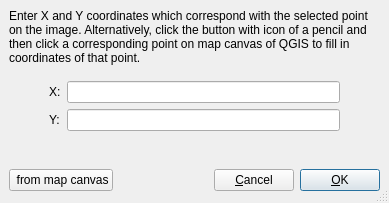
First picture: the form in qgis/src/plugins/georeferencer/mapcoordsdialogbase.ui, repository sourcepole/qgis, before the edit.
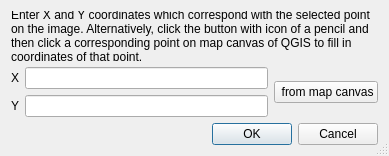
Second picture: the form after the edit. Icons and pictures are not drawn.

What changed in the file:
```diff
--- a/qgis/src/plugins/georeferencer/mapcoordsdialogbase.ui
+++ b/qgis/src/plugins/georeferencer/mapcoordsdialogbase.ui
@@ -1,12 +1,12 @@
 <ui version="4.0" >
  <class>MapCoordsDialogBase</class>
- <widget class="QDialog" name="MapCoordsDialogBase" >
-  <property name="geometry" >
+ <widget class="QDialog" name="MapCoordsDialogBase">
+  <property name="geometry">
    <rect>
     <x>0</x>
     <y>0</y>
     <width>389</width>
-    <height>203</height>
+    <height>156</height>
    </rect>
   </property>
   <property name="windowTitle" >
@@ -15,16 +15,10 @@
   <property name="sizeGripEnabled" >
    <bool>true</bool>
   </property>
-  <layout class="QVBoxLayout" >
-   <property name="margin" >
-    <number>9</number>
-   </property>
-   <property name="spacing" >
-    <number>6</number>
-   </property>
+  <layout class="QVBoxLayout" name="verticalLayout">
    <item>
-    <widget class="QLabel" name="label" >
-     <property name="text" >
+    <widget class="QLabel" name="label">
+     <property name="text">
       <string>Enter X and Y coordinates which correspond with the selected point on the image. Alternatively, click the button with icon of a pencil and then click a corresponding point on map canvas of QGIS to fill in coordinates of that point.</string>
      </property>
      <property name="wordWrap" >
@@ -33,107 +27,23 @@
     </widget>
    </item>
    <item>
-    <spacer>
-     <property name="orientation" >
-      <enum>Qt::Vertical</enum>
-     </property>
-     <property name="sizeType" >
-      <enum>QSizePolicy::Fixed</enum>
-     </property>
-     <property name="sizeHint" >
-      <size>
-       <width>20</width>
-       <height>10</height>
-      </size>
-     </property>
-    </spacer>
-   </item>
-   <item>
-    <layout class="QGridLayout" >
-     <property name="margin" >
-      <number>0</number>
-     </property>
-     <property name="spacing" >
-      <number>6</number>
-     </property>
-     <item row="0" column="1" >
-      <widget class="QLabel" name="textLabel1" >
-       <property name="text" >
-        <string>X:</string>
+    <layout class="QGridLayout" name="gridLayout">
+     <item row="0" column="0">
+      <widget class="QLabel" name="textLabel1">
+       <property name="text">
+        <string>X</string>
        </property>
-      </widget>
-     </item>
-     <item row="1" column="1" >
-      <widget class="QLabel" name="textLabel2" >
-       <property name="text" >
-        <string>Y:</string>
+       <property name="buddy">
+        <cstring>leXCoord</cstring>
        </property>
       </widget>
      </item>
-     <item row="0" column="2" >
-      <widget class="QLineEdit" name="leXCoord" />
+     <item row="0" column="1">
+      <widget class="QLineEdit" name="leXCoord"/>
      </item>
-     <item row="1" column="2" >
-      <widget class="QLineEdit" name="leYCoord" />
-     </item>
-     <item rowspan="2" row="0" column="3" >
-      <spacer>
-       <property name="orientation" >
-        <enum>Qt::Horizontal</enum>
-       </property>
-       <property name="sizeType" >
-        <enum>QSizePolicy::Minimum</enum>
-       </property>
-       <property name="sizeHint" >
-        <size>
-         <width>40</width>
-         <height>20</height>
-        </size>
-       </property>
-      </spacer>
-     </item>
-     <item rowspan="2" row="0" column="0" >
-      <spacer>
-       <property name="orientation" >
-        <enum>Qt::Horizontal</enum>
-       </property>
-       <property name="sizeType" >
-        <enum>QSizePolicy::Minimum</enum>
-       </property>
-       <property name="sizeHint" >
-        <size>
-         <width>40</width>
-         <height>20</height>
-        </size>
-       </property>
-      </spacer>
-     </item>
-    </layout>
-   </item>
-   <item>
-    <spacer>
-     <property name="orientation" >
-      <enum>Qt::Vertical</enum>
-     </property>
-     <property name="sizeHint" >
-      <size>
-       <width>20</width>
-       <height>21</height>
-      </size>
-     </property>
-    </spacer>
-   </item>
-   <item>
-    <layout class="QHBoxLayout" >
-     <property name="margin" >
-      <number>0</number>
-     </property>
-     <property name="spacing" >
-      <number>6</number>
-     </property>
-     <item>
-      <widget class="QPushButton" name="btnPointFromCanvas" >
-       <property name="text" >
+     <item row="0" column="2" rowspan="2">
+      <widget class="QPushButton" name="btnPointFromCanvas">
+       <property name="text">
         <string> from map canvas</string>
        </property>
        <property name="icon" >
@@ -150,56 +60,31 @@
        </property>
       </widget>
      </item>
-     <item>
-      <spacer>
-       <property name="orientation" >
-        <enum>Qt::Horizontal</enum>
-       </property>
-       <property name="sizeType" >
-        <enum>QSizePolicy::Expanding</enum>
-       </property>
-       <property name="sizeHint" >
-        <size>
-         <width>21</width>
-         <height>27</height>
-        </size>
-       </property>
-      </spacer>
+     <item row="1" column="1">
+      <widget class="QLineEdit" name="leYCoord"/>
      </item>
-     <item>
-      <widget class="QPushButton" name="buttonCancel" >
-       <property name="text" >
-        <string>&amp;Cancel</string>
+     <item row="1" column="0">
+      <widget class="QLabel" name="textLabel2">
+       <property name="text">
+        <string>Y</string>
        </property>
-       <property name="shortcut" >
-        <string/>
-       </property>
-       <property name="autoDefault" >
-        <bool>true</bool>
-       </property>
-      </widget>
-     </item>
-     <item>
-      <widget class="QPushButton" name="buttonOk" >
-       <property name="text" >
-        <string>&amp;OK</string>
-       </property>
-       <property name="shortcut" >
-        <string/>
-       </property>
-       <property name="autoDefault" >
-        <bool>true</bool>
-       </property>
-       <property name="default" >
-        <bool>true</bool>
+       <property name="buddy">
+        <cstring>leYCoord</cstring>
        </property>
       </widget>
      </item>
     </layout>
    </item>
+   <item>
+    <widget class="QDialogButtonBox" name="buttonBox">
+     <property name="standardButtons">
+      <set>QDialogButtonBox::Cancel|QDialogButtonBox::Ok</set>
+     </property>
+    </widget>
+   </item>
   </layout>
  </widget>
- <layoutdefault spacing="6" margin="11" />
+ <layoutdefault spacing="6" margin="11"/>
  <tabstops>
   <tabstop>leXCoord</tabstop>
   <tabstop>leYCoord</tabstop>
```
Left out of the diff: 24 changed lines with no effect on the pictures.
